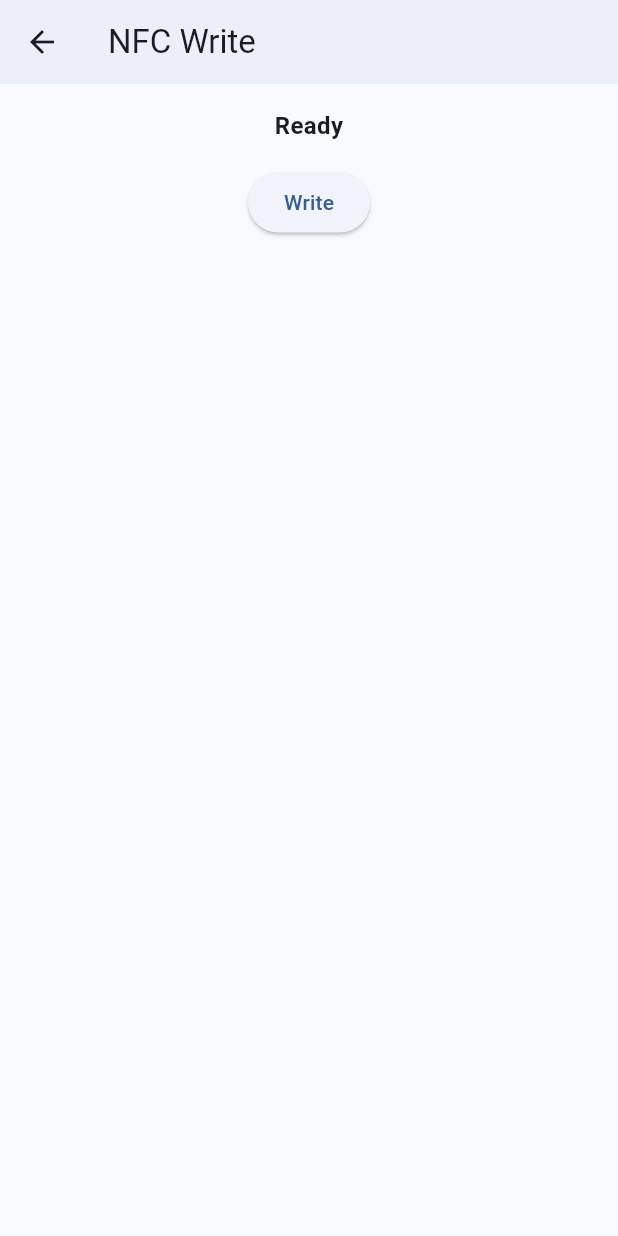
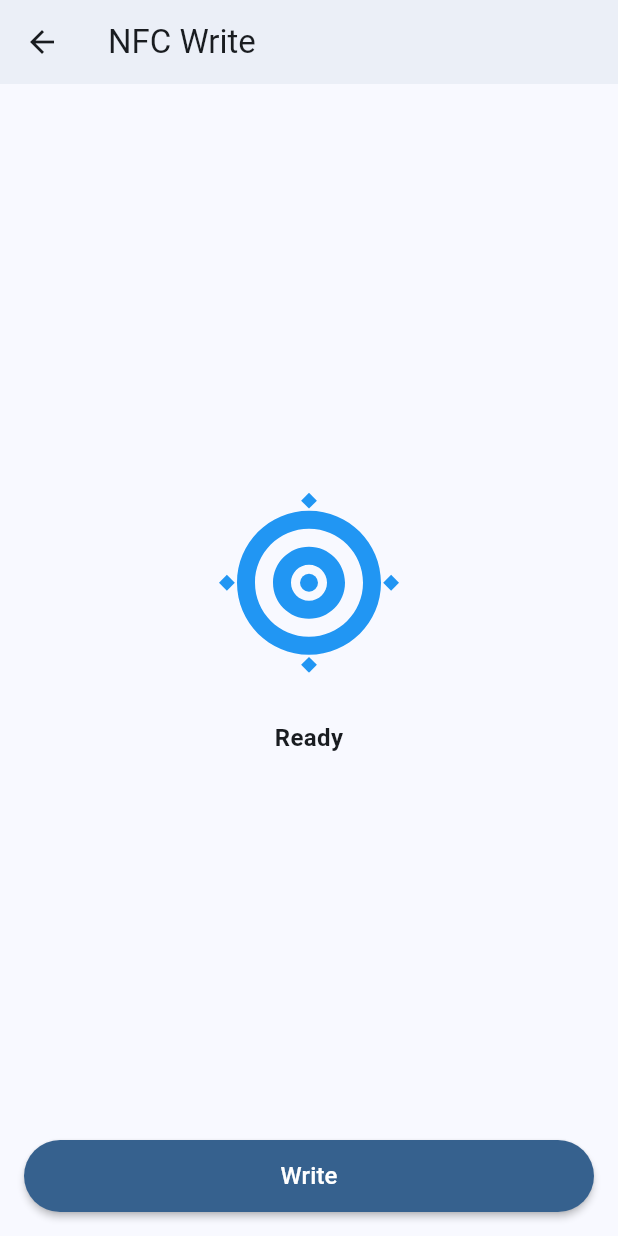
Before and after one commit to Mulander-J/qr_nexus_ui, a Flutter app: the WriteNfcWidget screen opened directly with empty values, on a phone screen of 412 x 824 dp. Run offline on Flutter 3.47's test engine with Material 3 defaults, Android fonts, the phone set to English and light mode, and no system bars; our stand-ins replace flutter_svg, hive, hive_flutter, package_info_plus, qr_flutter, share_plus and 1 more; missing offline and left inert: flutter_nfc_kit, ndef; accounts and stored records are empty.

Commit message:
style(*): enhance ui

```diff
--- a/lib/l10n/intl_en.arb
+++ b/lib/l10n/intl_en.arb
@@ -3,10 +3,9 @@
     "setting": "Setting",
     "deleted": "Deleted",
     "networkDetail": "Network Detail",
-    "qrcodeData": "QRCode Data",
     "copy": "Copy",
     "nfcWrite": "NFC Write",
-    "qrcodeView":"Check QRCode",
+    "qrcodeView":"QR Code",
     "share": "Share",
     "create": "Create",
     "edit": "Edit",
--- a/lib/l10n/intl_zh.arb
+++ b/lib/l10n/intl_zh.arb
@@ -3,10 +3,9 @@
     "setting": "设置",
     "deleted": "已删除",
     "networkDetail": "网络详情",
-    "qrcodeData": "二维码源数据",
     "copy": "复制",
     "nfcWrite": "NFC写入",
-    "qrcodeView":"查看二维码",
+    "qrcodeView":"二维码",
     "share": "分享",
     "create": "新建",
     "edit": "编辑",
--- a/lib/screens/home_screen.dart
+++ b/lib/screens/home_screen.dart
@@ -109,7 +109,9 @@ class _HomeScreenState extends State<HomeScreen> {
                             vertical: 12,
                           ),
                           title: Text(
-                            record.ssid,
+                            record.ssid.length > 16
+                                ? '${record.ssid.substring(0, 8)}...${record.ssid.substring(record.ssid.length - 8)}'
+                                : record.ssid,
                             style: const TextStyle(
                               fontSize: 18,
                               fontWeight: FontWeight.w600,
--- a/lib/widgets/nfc_writer.dart
+++ b/lib/widgets/nfc_writer.dart
@@ -1,6 +1,7 @@
 import 'package:flutter/material.dart';
 import 'package:flutter_nfc_kit/flutter_nfc_kit.dart';
 import 'package:flutter/services.dart';
+import 'package:flutter_svg/flutter_svg.dart';
 import 'package:ndef/ndef.dart' as ndef;
 import 'package:ndef/record.dart';
 import 'package:ndef/utilities.dart';
@@ -81,23 +82,47 @@ class _WriteNfcWidgetState extends State<WriteNfcWidget> {
   Widget build(BuildContext context) {
     return Scaffold(
       appBar: AppBar(title: Text(S.of(context).nfcWrite)),
-      body: Padding(
-        padding: const EdgeInsets.all(16.0),
-        child: SizedBox(
-          width: double.infinity,
+      body: SafeArea(
+        child: Padding(
+          padding: const EdgeInsets.all(16.0),
           child: Column(
-            mainAxisAlignment: MainAxisAlignment.start,
-            crossAxisAlignment: CrossAxisAlignment.center,
             children: [
-              Text(
-                _status,
-                style: TextStyle(fontSize: 16, fontWeight: FontWeight.bold),
-                textAlign: TextAlign.center,
+              Expanded(
+                child: Column(
+                  mainAxisAlignment: MainAxisAlignment.center,
+                  children: [
+                    SvgPicture.asset(
+                      'assets/images/nfc_icon.svg',
+                      width: 120,
+                      height: 120,
+                    ),
+                    const SizedBox(height: 32),
+                    Text(
+                      _status,
+                      style: const TextStyle(fontSize: 16, fontWeight: FontWeight.bold),
+                      textAlign: TextAlign.center,
+                    ),
+                  ],
+                ),
               ),
-              const SizedBox(height: 16),
-              ElevatedButton(
-                onPressed: _isWriting ? null : _writeNfc,
-                child: Text(S.of(context).writingStatus(_isWriting)),
+              SizedBox(
+                width: double.infinity,
+                height: 48,
+                child: ElevatedButton(
+                  onPressed: _isWriting ? null : _writeNfc,
+                  style: ElevatedButton.styleFrom(
+                    backgroundColor: Theme.of(context).colorScheme.primary,
+                    foregroundColor: Colors.white,
+                    elevation: 2,
+                    shape: RoundedRectangleBorder(
+                      borderRadius: BorderRadius.circular(24),
+                    ),
+                  ),
+                  child: Text(
+                    S.of(context).writingStatus(_isWriting),
+                    style: const TextStyle(fontSize: 16),
+                  ),
+                ),
               ),
             ],
           ),
--- a/pubspec.yaml
+++ b/pubspec.yaml
@@ -44,6 +44,7 @@ dependencies:
   ndef: ^0.3.4
   package_info_plus: ^8.3.0
   shared_preferences: ^2.5.2
+  flutter_svg: ^2.0.17
 
 dev_dependencies:
   flutter_test:
@@ -60,8 +61,8 @@ flutter:
   generate: true
 
   # To add assets to your application, add an assets section, like this:
-  # assets:
-  #   - images/a_dot_burr.jpeg
+  assets:
+    - assets/images/nfc_icon.svg
   #   - images/a_dot_ham.jpeg
   # An image asset can refer to one or more resolution-specific "variants", see
   # https://flutter.dev/to/resolution-aware-images
```
Also changed, not shown: lib/screens/detail_screen.dart (+128 -79 lines), assets/images/nfc_icon.svg (added), lib/generated/intl/messages_en.dart, lib/generated/intl/messages_zh.dart, lib/generated/l10n.dart, pubspec.lock.
